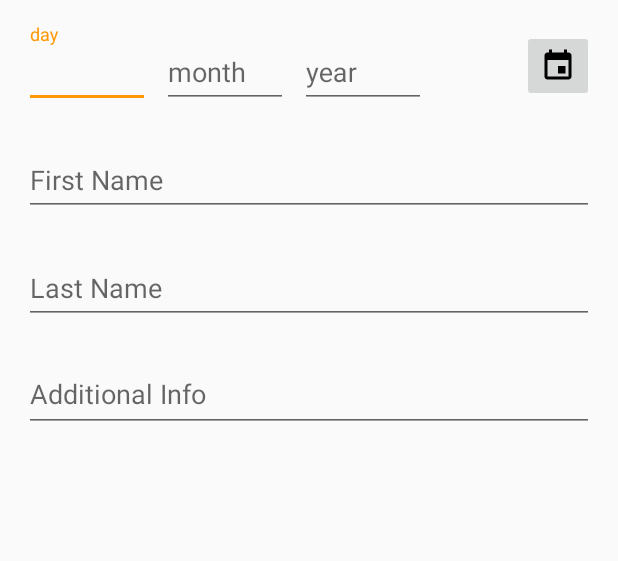
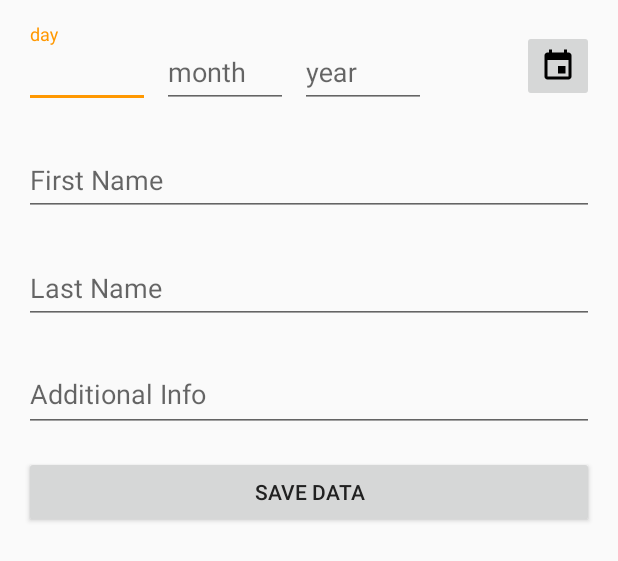
Before and after one commit to magnox/birthdays, an Android app: the layout activity_add.xml on its own in the app's theme, with its tools: preview values and no code run, on a phone screen of 412 x 824 dp. Shown: the top 561 px of the screen. Run offline under Robolectric (Android 15) with nearby library versions, the phone set to English and light mode, and no system bars.

Commit message:
add submit button to edit layout

```diff
--- a/app/src/main/java/com/magnox/birthdays/AddOrEditActivity.kt
+++ b/app/src/main/java/com/magnox/birthdays/AddOrEditActivity.kt
@@ -49,6 +49,8 @@ class AddOrEditActivity : AppCompatActivity(), DatePickerDialog.OnDateSetListene
 
         et_day.addTextChangedListener(FocusNextViewTextWatcher(2, et_month))
         et_month.addTextChangedListener(FocusNextViewTextWatcher(2, et_year))
+
+        btn_submit.setOnClickListener { finishAndReturnData() }
     }
 
     private fun fillView(person: PersonEntity?) {
--- a/app/src/main/res/layout/activity_add.xml
+++ b/app/src/main/res/layout/activity_add.xml
@@ -121,6 +121,7 @@
         </com.google.android.material.textfield.TextInputLayout>
 
         <com.google.android.material.textfield.TextInputLayout
+            android:id="@+id/textInputLayout"
             android:layout_width="0dp"
             android:layout_height="wrap_content"
             android:layout_marginStart="16dp"
@@ -140,5 +141,20 @@
                 android:inputType="textMultiLine" />
 
         </com.google.android.material.textfield.TextInputLayout>
+
+        <Button
+            android:id="@+id/btn_submit"
+            android:layout_width="0dp"
+            android:layout_height="wrap_content"
+            android:layout_marginStart="16dp"
+            android:layout_marginTop="16dp"
+            android:layout_marginEnd="16dp"
+            android:layout_marginBottom="16dp"
+            android:layout_weight="1"
+            android:text="@string/add_or_edit_submit"
+            app:layout_constraintBottom_toBottomOf="parent"
+            app:layout_constraintEnd_toEndOf="parent"
+            app:layout_constraintStart_toStartOf="parent"
+            app:layout_constraintTop_toBottomOf="@+id/textInputLayout" />
     </androidx.constraintlayout.widget.ConstraintLayout>
 </ScrollView>
--- a/app/src/main/res/layout/content_main.xml
+++ b/app/src/main/res/layout/content_main.xml
@@ -13,6 +13,7 @@
         android:layout_width="0dp"
         android:layout_height="0dp"
         android:clipToPadding="false"
+        android:background="@color/listBackground"
         android:paddingTop="8dp"
         android:paddingBottom="@dimen/fab_content_padding"
         app:layout_constraintBottom_toBottomOf="parent"
--- a/app/src/main/res/values/colors.xml
+++ b/app/src/main/res/values/colors.xml
@@ -9,4 +9,5 @@
     <color name="colorDivider">#BDBDBD</color>
 
     <color name="actionItemTint">@android:color/white</color>
+    <color name="listBackground">#EEEEEE</color>
 </resources>
--- a/app/src/main/res/values/strings.xml
+++ b/app/src/main/res/values/strings.xml
@@ -6,6 +6,7 @@
     <string name="menu_confirm">Confirm</string>
 
     <string name="add_or_edit_title">Edit entry</string>
+    <string name="add_or_edit_submit">Save data</string>
     <string name="add_date_picker_dialog_title">Choose birthday</string>
     <string name="add_day_hint">day</string>
     <string name="add_month_hint">month</string>
```
